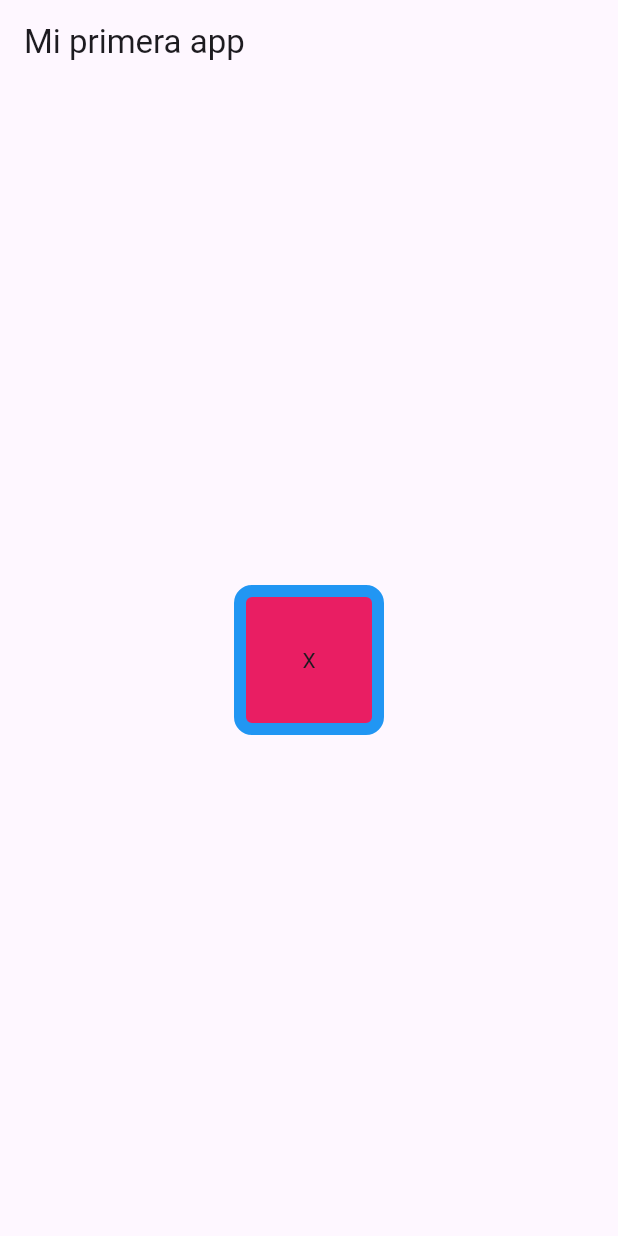
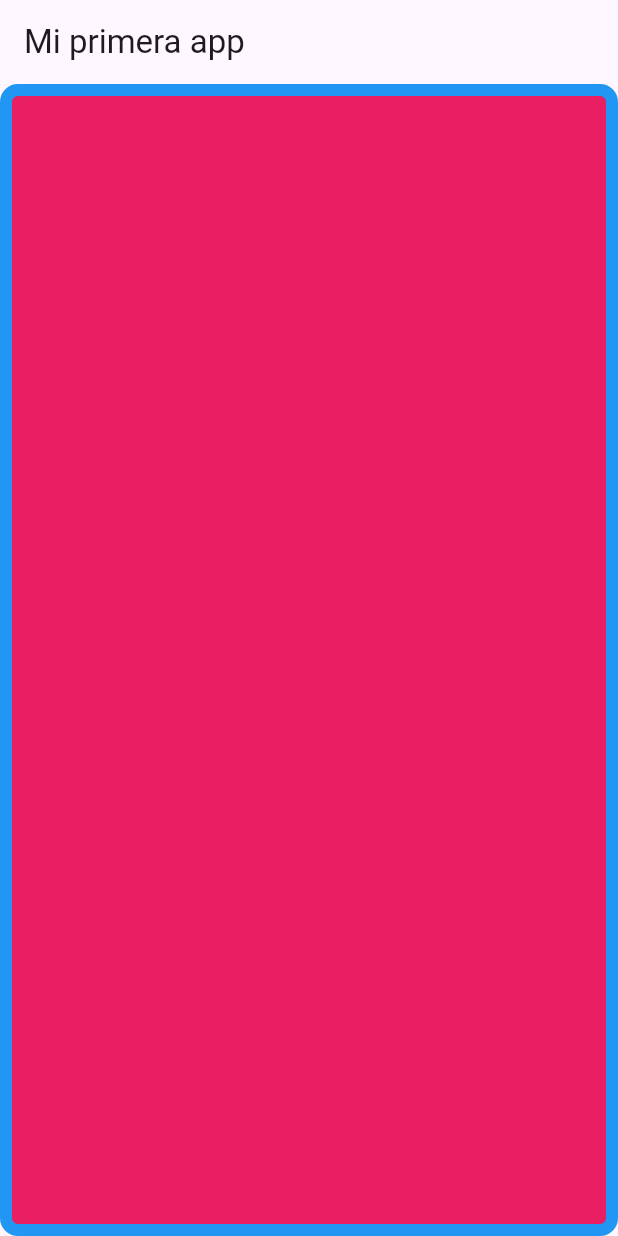
Before and after one commit to RicharC293/flutter_basics, a Flutter app: the screen it shows after launch, on a phone screen of 412 x 824 dp. Run offline on Flutter 3.47's test engine with Material 3 defaults, Android fonts, the phone set to English and light mode, and no system bars.

```diff
--- a/lib/screens/home_screen.dart
+++ b/lib/screens/home_screen.dart
@@ -34,8 +34,8 @@ class HomeScreen extends StatelessWidget {
       // ),
       body: Center(
         child: Container(
-          width: 100,
-          height: 100,
+          // width: 100,
+          // height: 100,
           // Colors -> acceder a los colores
           // color: Colors.pink,
           // Centra el contenido
@@ -55,7 +55,7 @@ class HomeScreen extends StatelessWidget {
             /// Solo un circulo
             // shape: BoxShape.circle,
           ),
-          child: Text("X"),
+          // child: Text("X"),
         ),
       ),
     );
```
Also changed, not shown: ejercicio.png (added), 1 other file.
